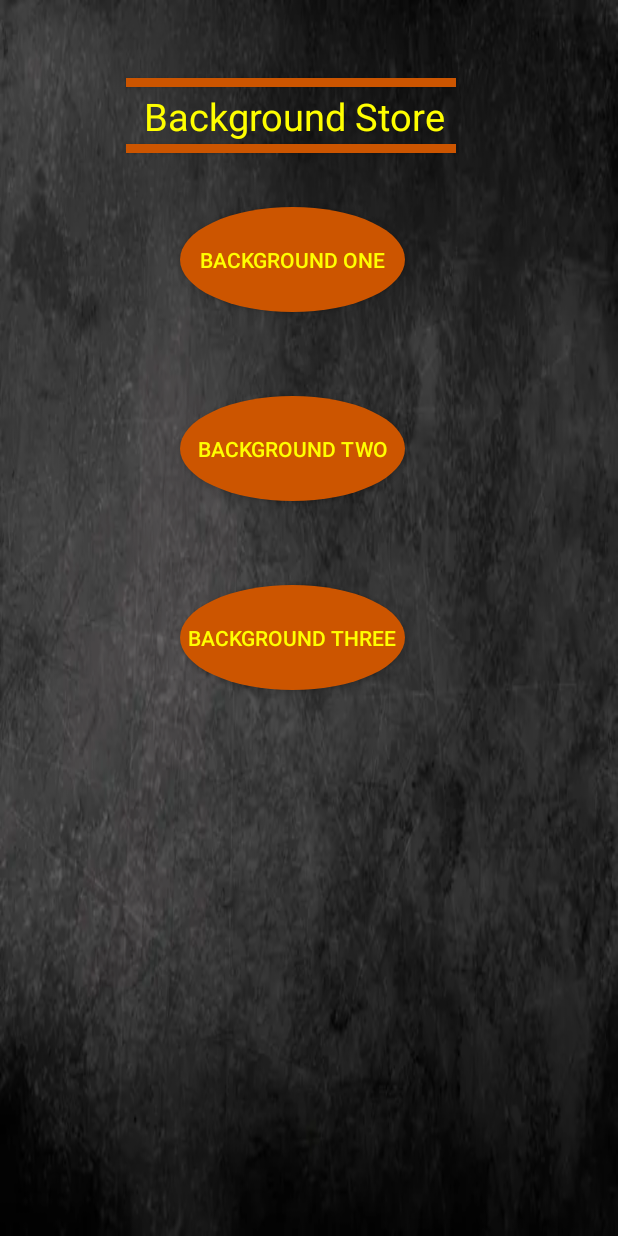
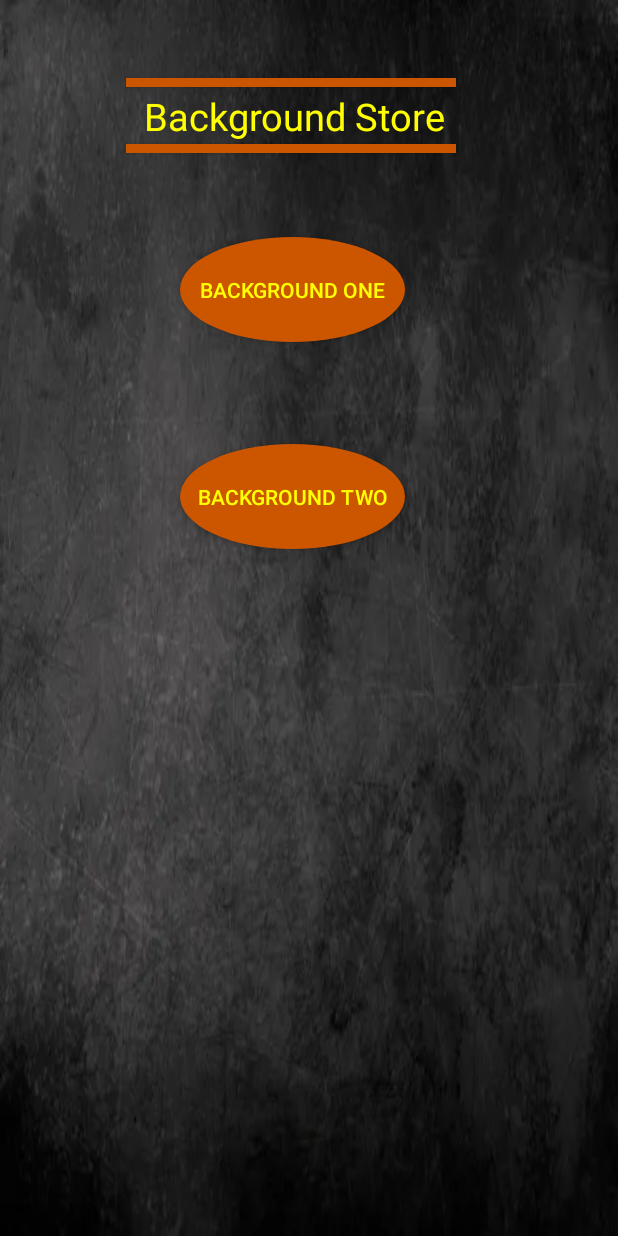
Before and after one commit to krnagy-csu/Project2-CST338, an Android app: the Backgrounds screen opened directly, with no data from a screen before it, on a phone screen of 412 x 824 dp. Run offline under Robolectric (Android 15) with nearby library versions, the phone set to English and light mode, and no system bars.

Commit message:
Removed one background, polishing up.

```diff
--- a/app/src/main/res/layout/activity_backgrounds_store.xml
+++ b/app/src/main/res/layout/activity_backgrounds_store.xml
@@ -50,10 +50,10 @@
         android:layout_width="150dp"
         android:layout_height="70dp"
         android:layout_marginStart="120dp"
-        android:textColor="#FFFF00"
-        android:layout_marginTop="80dp"
+        android:layout_marginTop="100dp"
         android:background="@drawable/round_button_orange"
         android:text="@string/background_one"
+        android:textColor="#FFFF00"
         app:layout_constraintStart_toStartOf="parent"
         app:layout_constraintTop_toBottomOf="@+id/UnderLineTwo" />
 
@@ -62,23 +62,11 @@
         android:layout_width="150dp"
         android:layout_height="70dp"
         android:layout_marginStart="120dp"
-        android:layout_marginTop="56dp"
+        android:layout_marginTop="68dp"
         android:background="@drawable/round_button_orange"
         android:text="@string/background_two"
         android:textColor="#FFFF00"
         app:layout_constraintStart_toStartOf="parent"
         app:layout_constraintTop_toBottomOf="@+id/bBackgroundOne" />
 
-    <Button
-        android:id="@+id/bBackgroundThree"
-        android:layout_width="150dp"
-        android:layout_height="70dp"
-        android:layout_marginStart="120dp"
-        android:layout_marginTop="56dp"
-        android:background="@drawable/round_button_orange"
-        android:text="@string/background_three"
-        android:textColor="#FFFF00"
-        app:layout_constraintStart_toStartOf="parent"
-        app:layout_constraintTop_toBottomOf="@+id/bBackgroundTwo" />
-
 </androidx.constraintlayout.widget.ConstraintLayout>
```
